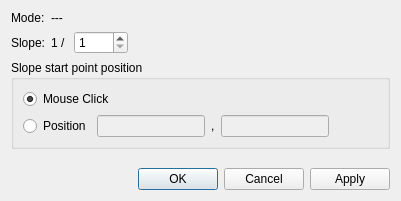
Old version of the form libs/geodata/riversurvey/geodatariversurveycrosssectionslopepointeditdialog.ui in the repository i-RIC/prepost-gui.
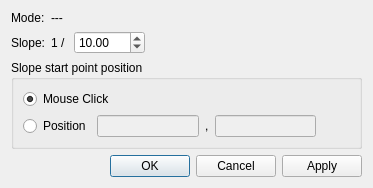
New version of the form. Custom widgets are drawn as their Qt base class.

The edit to the form file:
```diff
--- a/libs/geodata/riversurvey/geodatariversurveycrosssectionslopepointeditdialog.ui
+++ b/libs/geodata/riversurvey/geodatariversurveycrosssectionslopepointeditdialog.ui
@@ -6,8 +6,8 @@
    <rect>
     <x>0</x>
     <y>0</y>
-    <width>401</width>
-    <height>201</height>
+    <width>373</width>
+    <height>188</height>
    </rect>
   </property>
   <property name="windowTitle">
@@ -15,7 +15,7 @@
   </property>
   <layout class="QVBoxLayout" name="verticalLayout_2">
    <item>
-    <layout class="QGridLayout" name="gridLayout">
+    <layout class="QGridLayout" name="gridLayout" columnstretch="0,1">
      <item row="0" column="0">
       <widget class="QLabel" name="modeLabel">
        <property name="text">
@@ -47,12 +47,15 @@
         </widget>
        </item>
        <item>
-        <widget class="QSpinBox" name="slopeSpinBox">
+        <widget class="QDoubleSpinBox" name="slopeSpinBox">
          <property name="minimum">
-          <number>1</number>
+          <double>0.010000000000000</double>
          </property>
          <property name="maximum">
-          <number>9999</number>
+          <double>9999.989999999999782</double>
+         </property>
+         <property name="value">
+          <double>10.000000000000000</double>
          </property>
         </widget>
        </item>
```
